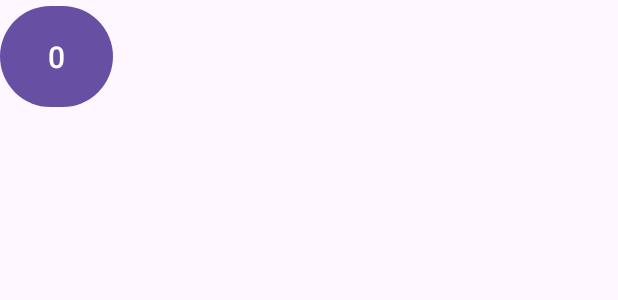
After one commit to RodriguezMauro94/NoCheatingGymSeries, an Android app: the layout counter_overlay.xml on its own in the app's theme, with its tools: preview values and no code run, on a phone screen of 412 x 824 dp. The commit adds this screen. Shown: the top 300 px of the screen. Run offline under Robolectric (Android 15) with nearby library versions, the phone set to English and light mode, and no system bars.

Commit message:
added counter overly

```diff
--- a/app/src/main/AndroidManifest.xml
+++ b/app/src/main/AndroidManifest.xml
@@ -23,6 +23,7 @@
             </intent-filter>
         </activity>
         <service android:name=".Overlay" />
+        <service android:name=".CounterOverlay" />
     </application>
 
 </manifest>
--- a/app/src/main/java/com/maurosergiorodriguez/nocheatinggymseries/MainActivity.kt
+++ b/app/src/main/java/com/maurosergiorodriguez/nocheatinggymseries/MainActivity.kt
@@ -94,12 +94,14 @@ class MainActivity : AppCompatActivity() {
             if (!checkOverlayPermissions()) {
                 requestOverlayPermission()
             } else {
-                startService(Intent(this@MainActivity, Overlay::class.java))
+                //startService(Intent(this@MainActivity, Overlay::class.java))
+                startService(Intent(this@MainActivity, CounterOverlay::class.java))
                 isServiceRunning = true
                 updateLaunchButtonText()
             }
         } else {
-            stopService(Intent(this@MainActivity, Overlay::class.java))
+            //stopService(Intent(this@MainActivity, Overlay::class.java))
+            stopService(Intent(this@MainActivity, CounterOverlay::class.java))
             isServiceRunning = false
             updateLaunchButtonText()
         }
--- /dev/null
+++ b/app/src/main/res/layout/counter_overlay.xml
@@ -0,0 +1,14 @@
+<?xml version="1.0" encoding="utf-8"?>
+<LinearLayout xmlns:android="http://schemas.android.com/apk/res/android"
+    android:layout_width="wrap_content"
+    android:layout_height="wrap_content"
+    android:orientation="vertical">
+
+    <Button
+        android:id="@+id/series_conter_utton"
+        android:layout_width="75dp"
+        android:layout_height="75dp"
+        android:textSize="20sp"
+        android:text="@string/series_initial_value" />
+
+</LinearLayout>
--- a/app/src/main/res/values/strings.xml
+++ b/app/src/main/res/values/strings.xml
@@ -10,4 +10,5 @@
     <string name="power_consumption">PWR: %s W</string>
     <string name="cpu_utilization">CPU: %s %%</string>
     <string name="memory_utilization">MEM: %s MB</string>
+    <string name="series_initial_value">0</string>
 </resources>
```
Also changed, not shown: app/src/main/java/com/maurosergiorodriguez/nocheatinggymseries/CounterOverlay.kt (added, +65 -0 lines).
